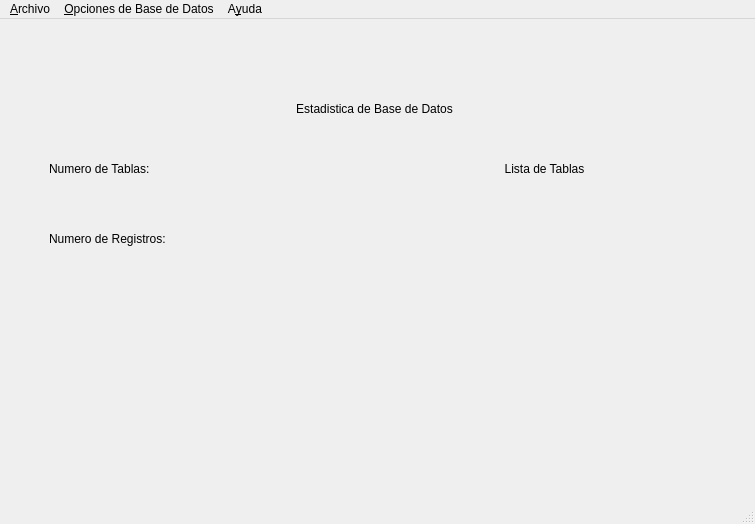
Old version of the form mwindow.ui in the repository jcespinoza/JCs_Access.
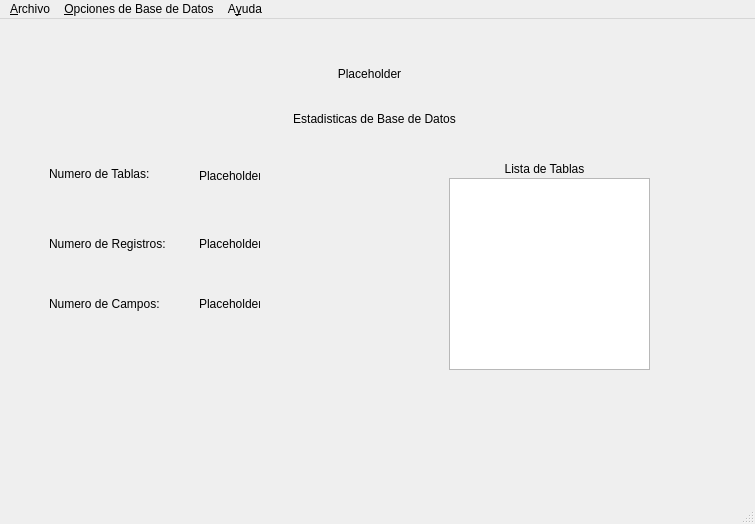
New version of the form.

The edit to the form file:
```diff
--- a/mwindow.ui
+++ b/mwindow.ui
@@ -148,13 +148,13 @@
       <property name="geometry">
        <rect>
         <x>240</x>
-        <y>50</y>
+        <y>60</y>
         <width>251</width>
         <height>21</height>
        </rect>
       </property>
       <property name="text">
-       <string>Estadistica de Base de Datos</string>
+       <string>Estadisticas de Base de Datos</string>
       </property>
       <property name="alignment">
        <set>Qt::AlignCenter</set>
@@ -165,8 +165,8 @@
        <rect>
         <x>40</x>
         <y>110</y>
-        <width>171</width>
-        <height>21</height>
+        <width>141</width>
+        <height>31</height>
        </rect>
       </property>
       <property name="text">
@@ -178,8 +178,8 @@
        <rect>
         <x>40</x>
         <y>180</y>
-        <width>171</width>
-        <height>21</height>
+        <width>141</width>
+        <height>31</height>
        </rect>
       </property>
       <property name="text">
@@ -202,6 +202,84 @@
        <set>Qt::AlignCenter</set>
       </property>
      </widget>
+     <widget class="QLabel" name="label_7">
+      <property name="geometry">
+       <rect>
+        <x>40</x>
+        <y>240</y>
+        <width>141</width>
+        <height>31</height>
+       </rect>
+      </property>
+      <property name="text">
+       <string>Numero de Campos:</string>
+      </property>
+     </widget>
+     <widget class="QLabel" name="lbDataBaseName">
+      <property name="geometry">
+       <rect>
+        <x>220</x>
+        <y>10</y>
+        <width>281</width>
+        <height>31</height>
+       </rect>
+      </property>
+      <property name="text">
+       <string>Placeholder</string>
+      </property>
+      <property name="alignment">
+       <set>Qt::AlignCenter</set>
+      </property>
+     </widget>
+     <widget class="QLabel" name="lbNumberOfTables">
+      <property name="geometry">
+       <rect>
+        <x>190</x>
+        <y>112</y>
+        <width>61</width>
+        <height>31</height>
+       </rect>
+      </property>
+      <property name="text">
+       <string>Placeholder</string>
+      </property>
+     </widget>
+     <widget class="QLabel" name="lbNumberOfRecords">
+      <property name="geometry">
+       <rect>
+        <x>190</x>
+        <y>180</y>
+        <width>61</width>
+        <height>31</height>
+       </rect>
+      </property>
+      <property name="text">
+       <string>Placeholder</string>
+      </property>
+     </widget>
+     <widget class="QLabel" name="lbNumberOfFields">
+      <property name="geometry">
+       <rect>
+        <x>190</x>
+        <y>240</y>
+        <width>61</width>
+        <height>31</height>
+       </rect>
+      </property>
+      <property name="text">
+       <string>Placeholder</string>
+      </property>
+     </widget>
+     <widget class="QListWidget" name="lwTablesList">
+      <property name="geometry">
+       <rect>
+        <x>440</x>
+        <y>130</y>
+        <width>201</width>
+        <height>192</height>
+       </rect>
+      </property>
+     </widget>
     </widget>
    </widget>
   </widget>
```
Left out of the diff: 1 changed line with no effect on the pictures.
